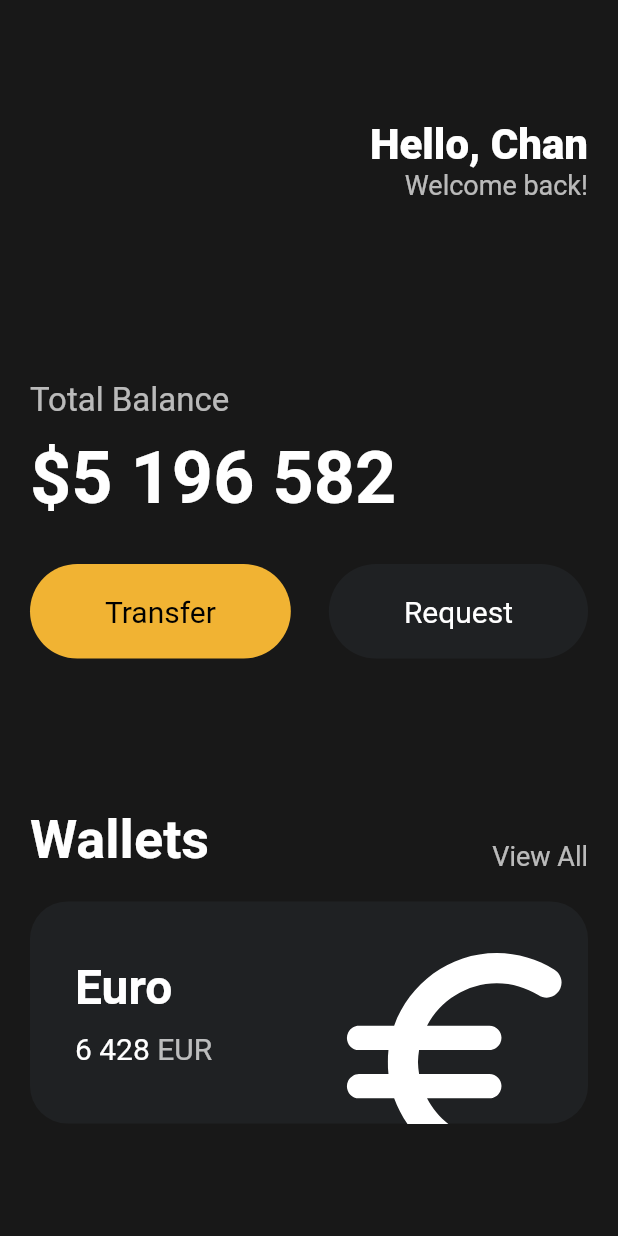
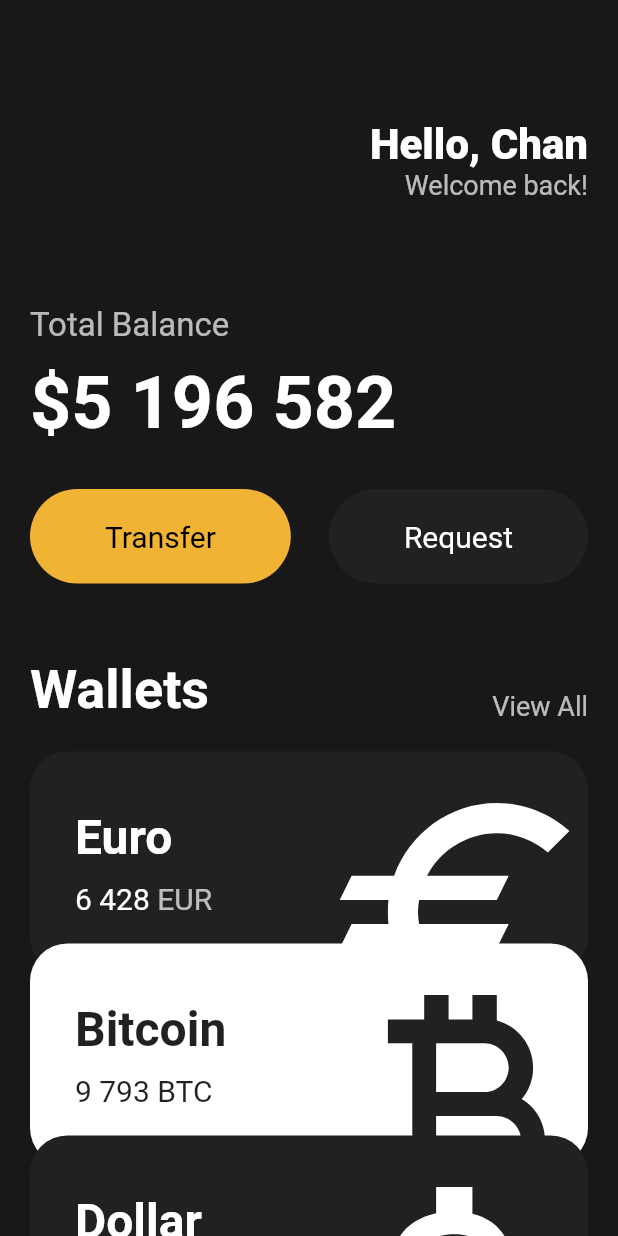
Before and after one commit to front-chan/flutter_study, a Flutter app: the screen it shows after launch, on a phone screen of 412 x 824 dp. Run offline on Flutter 3.47's test engine with Material 2 defaults, Android fonts, the phone set to English and light mode, and no system bars.

Commit message:
reusable cards study

```diff
--- a/lib/main.dart
+++ b/lib/main.dart
@@ -1,5 +1,6 @@
 import 'package:flutter/material.dart';
 import 'package:flutter_study/widgets/Button.dart';
+import 'package:flutter_study/widgets/currency_card.dart';
 
 void main() {
   runApp(App());
@@ -11,7 +12,8 @@ class App extends StatelessWidget {
     return MaterialApp(
       home: Scaffold(
         backgroundColor: const Color(0xFF181818),
-        body: Padding(
+        body: SingleChildScrollView(
+          child: Padding(
             padding: const EdgeInsets.symmetric(
               horizontal: 20,
             ),
@@ -47,7 +49,7 @@ class App extends StatelessWidget {
                   ],
                 ),
                 const SizedBox(
-                height: 120,
+                  height: 70,
                 ),
                 Text(
                   'Total Balance',
@@ -86,7 +88,7 @@ class App extends StatelessWidget {
                   ],
                 ),
                 const SizedBox(
-                height: 100,
+                  height: 50,
                 ),
                 Row(
                   crossAxisAlignment: CrossAxisAlignment.end,
@@ -111,72 +113,37 @@ class App extends StatelessWidget {
                 const SizedBox(
                   height: 20,
                 ),
-              Container(
-                clipBehavior: Clip.hardEdge,
-                decoration: BoxDecoration(
-                  color: const Color(0xFF1F2123),
-                  borderRadius: BorderRadius.circular(25),
+                const CurrencyCard(
+                  name: "Euro",
+                  amount: "6 428",
+                  code: "EUR",
+                  icon: Icons.euro_sharp,
+                  isInverted: false,
                 ),
-                child: Padding(
-                  padding: const EdgeInsets.all(30),
-                  child: Row(
-                    mainAxisAlignment: MainAxisAlignment.spaceBetween,
-                    children: [
-                      Column(
-                        crossAxisAlignment: CrossAxisAlignment.start,
-                        children: [
-                          const Text(
-                            "Euro",
-                            style: TextStyle(
-                              color: Colors.white,
-                              fontSize: 32,
-                              fontWeight: FontWeight.w600,
+                Transform.translate(
+                  offset: const Offset(0, -20),
+                  child: const CurrencyCard(
+                    name: "Bitcoin",
+                    amount: "9 793",
+                    code: "BTC",
+                    icon: Icons.currency_bitcoin_sharp,
+                    isInverted: true,
                   ),
                 ),
-                          const SizedBox(
-                            height: 10,
-                          ),
-                          Row(
-                            children: [
-                              const Text(
-                                "6 428",
-                                style: TextStyle(
-                                  color: Colors.white,
-                                  fontSize: 20,
-                                ),
-                              ),
-                              const SizedBox(
-                                width: 5,
-                              ),
-                              Text(
-                                'EUR',
-                                style: TextStyle(
-                                  color: Colors.white.withOpacity(.7),
-                                  fontSize: 20,
-                                ),
-                              ),
-                            ],
-                          ),
-                        ],
-                      ),
-                      Transform.scale(
-                        scale: 2.2,
-                        child: Transform.translate(
-                          offset: const Offset(-5, 15),
-                          child: const Icon(
-                            Icons.euro_rounded,
-                            color: Colors.white,
-                            size: 88,
-                          ),
+                Transform.translate(
+                  offset: const Offset(0, -40),
+                  child: const CurrencyCard(
+                    name: "Dollar",
+                    amount: "675",
+                    code: "USD",
+                    icon: Icons.attach_money_sharp,
+                    isInverted: false,
                   ),
                 )
               ],
             ),
           ),
         ),
-            ],
-          ),
-        ),
       ),
     );
   }
--- /dev/null
+++ b/lib/widgets/currency_card.dart
@@ -0,0 +1,87 @@
+import 'package:flutter/material.dart';
+
+class CurrencyCard extends StatelessWidget {
+  final String name, amount, code;
+  final IconData icon;
+  final bool isInverted;
+
+  final _blackColor = const Color(0xFF1F2123);
+
+  const CurrencyCard({
+    super.key,
+    required this.name,
+    required this.amount,
+    required this.code,
+    required this.icon,
+    required this.isInverted,
+  });
+
+  @override
+  Widget build(BuildContext context) {
+    return Container(
+      clipBehavior: Clip.hardEdge,
+      decoration: BoxDecoration(
+        color: isInverted ? Colors.white : _blackColor,
+        borderRadius: BorderRadius.circular(25),
+      ),
+      child: Padding(
+        padding: const EdgeInsets.all(30),
+        child: Row(
+          mainAxisAlignment: MainAxisAlignment.spaceBetween,
+          children: [
+            Column(
+              crossAxisAlignment: CrossAxisAlignment.start,
+              children: [
+                Text(
+                  name,
+                  style: TextStyle(
+                    color: isInverted ? _blackColor : Colors.white,
+                    fontSize: 32,
+                    fontWeight: FontWeight.w600,
+                  ),
+                ),
+                const SizedBox(
+                  height: 10,
+                ),
+                Row(
+                  children: [
+                    Text(
+                      amount,
+                      style: TextStyle(
+                        color: isInverted ? _blackColor : Colors.white,
+                        fontSize: 20,
+                      ),
+                    ),
+                    const SizedBox(
+                      width: 5,
+                    ),
+                    Text(
+                      code,
+                      style: TextStyle(
+                        color: isInverted
+                            ? _blackColor
+                            : Colors.white.withOpacity(.7),
+                        fontSize: 20,
+                      ),
+                    ),
+                  ],
+                ),
+              ],
+            ),
+            Transform.scale(
+              scale: 2.2,
+              child: Transform.translate(
+                offset: const Offset(-5, 15),
+                child: Icon(
+                  icon,
+                  color: isInverted ? _blackColor : Colors.white,
+                  size: 88,
+                ),
+              ),
+            )
+          ],
+        ),
+      ),
+    );
+  }
+}
```
Lines whose indentation alone changed are shown as unchanged.
